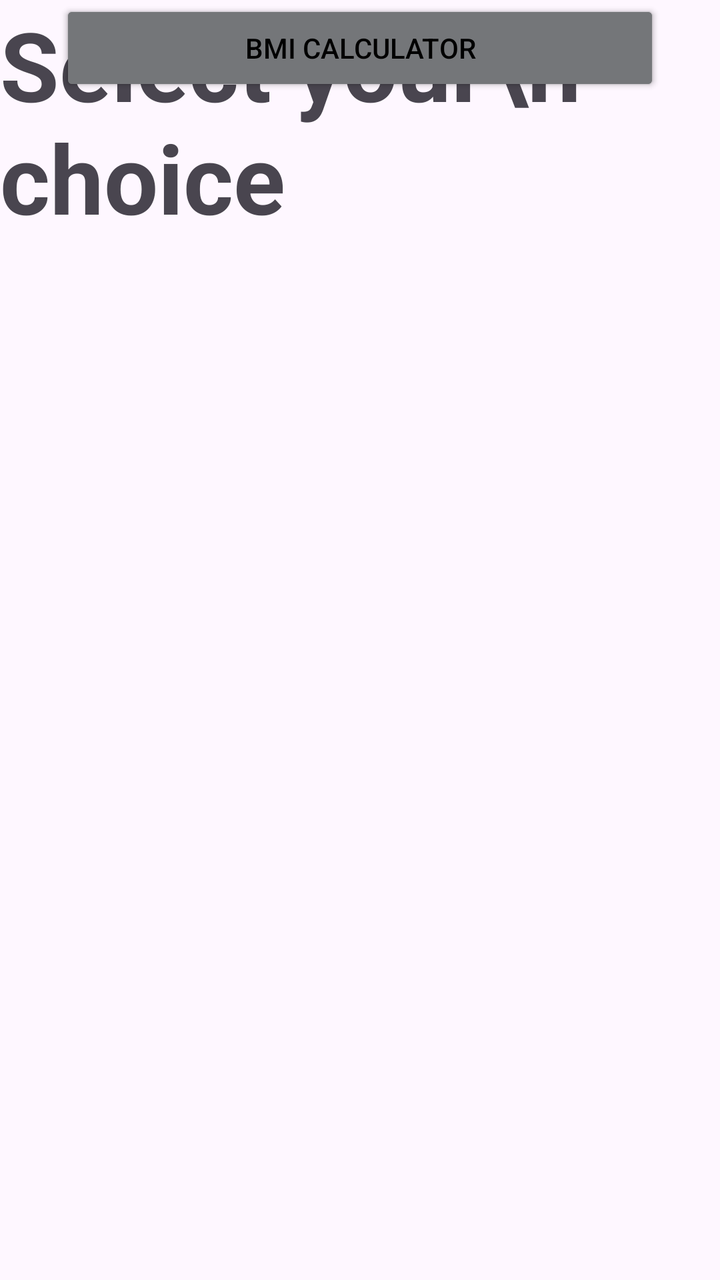
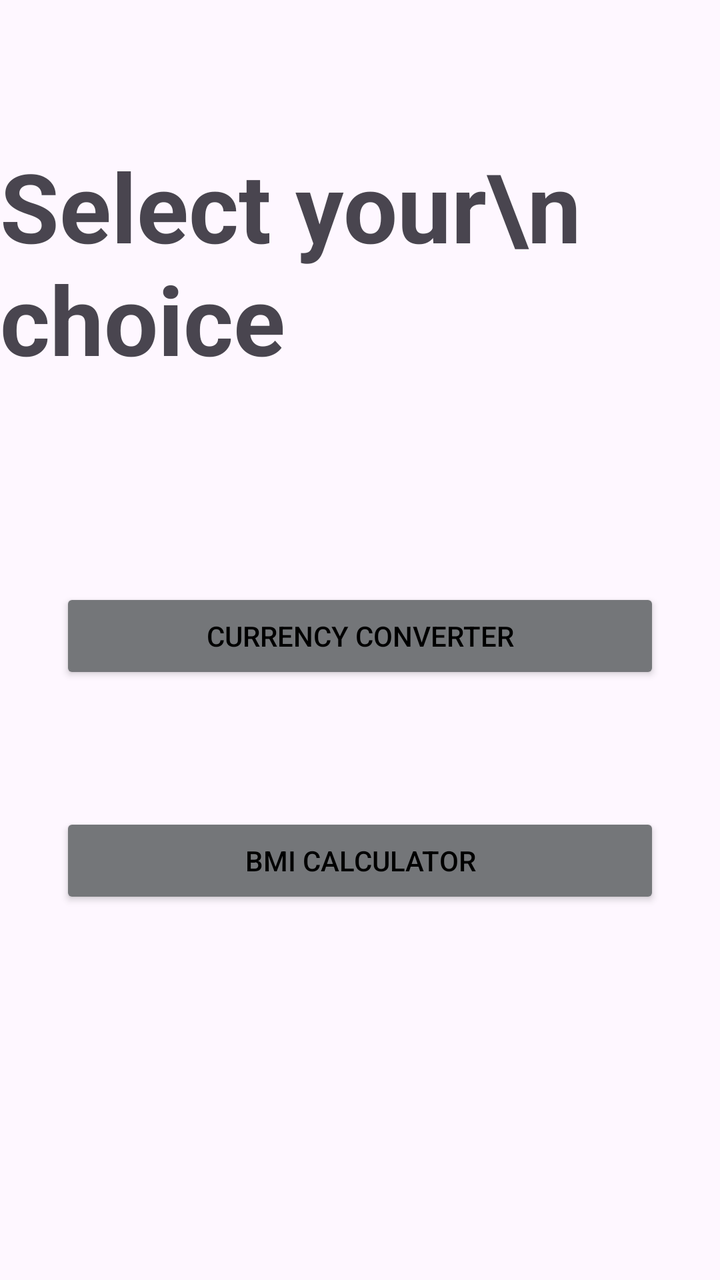

Before-and-after screenshots of an Android layout around one commit, followed by the original layout XML and the change that was made.
<!-- AndroidManifest.xml: application theme Theme.Task2 -->
<!-- res/layout/choice.xml -->
<?xml version="1.0" encoding="utf-8"?>
<androidx.constraintlayout.widget.ConstraintLayout xmlns:android="http://schemas.android.com/apk/res/android"
    xmlns:app="http://schemas.android.com/apk/res-auto"
    xmlns:tools="http://schemas.android.com/tools"
    android:id="@+id/main"
    android:layout_width="match_parent"
    android:layout_height="match_parent"
    tools:context=".get_started">

    <TextView
        android:id="@+id/textView"
        android:layout_width="wrap_content"
        android:layout_height="wrap_content"
        android:text="Select your\n    choice"
        android:textSize="48sp"
        android:textStyle="bold"
        tools:layout_editor_absoluteX="84dp"
        tools:layout_editor_absoluteY="76dp" />

    <Button
        android:id="@+id/button3"
        android:layout_width="match_parent"
        android:layout_height="wrap_content"
        android:backgroundTint="@color/material_dynamic_neutral50"
        android:text="CURRENCY CONVERTER"
        android:layout_marginLeft="30dp"
        android:layout_marginRight="30dp"
        android:textColor="@color/black"
        tools:layout_editor_absoluteX="103dp"
        tools:layout_editor_absoluteY="318dp" />

    <Button
        android:id="@+id/button4"
        android:layout_width="match_parent"
        android:layout_height="wrap_content"
        android:layout_marginLeft="30dp"
        android:layout_marginRight="30dp"
        android:backgroundTint="@color/material_dynamic_neutral50"
        android:text="BMI CALCULATOR"
        android:textColor="@color/black"
        tools:layout_editor_absoluteX="135dp"
        tools:layout_editor_absoluteY="466dp" />
</androidx.constraintlayout.widget.ConstraintLayout>
<!-- resources referenced by this layout -->
<resources>
  <color name="black">#FF000000</color>
  <style name="Theme.Task2" parent="Base.Theme.Task2" />
  <style name="Base.Theme.Task2" parent="Theme.Material3.DayNight.NoActionBar">
          
          
      </style>
</resources>

<!-- the commit's change to res/layout/choice.xml (unified diff, before → after) -->
@@ -14,8 +14,11 @@
         android:text="Select your\n    choice"
         android:textSize="48sp"
         android:textStyle="bold"
-        tools:layout_editor_absoluteX="84dp"
-        tools:layout_editor_absoluteY="76dp" />
+        app:layout_constraintBottom_toBottomOf="parent"
+        app:layout_constraintEnd_toEndOf="parent"
+        app:layout_constraintStart_toStartOf="parent"
+        app:layout_constraintTop_toTopOf="parent"
+        app:layout_constraintVertical_bias="0.136" />
 
     <Button
         android:id="@+id/button3"
@@ -26,18 +29,22 @@
         android:layout_marginLeft="30dp"
         android:layout_marginRight="30dp"
         android:textColor="@color/black"
-        tools:layout_editor_absoluteX="103dp"
-        tools:layout_editor_absoluteY="318dp" />
+        app:layout_constraintBottom_toBottomOf="parent"
+        app:layout_constraintTop_toBottomOf="@+id/textView"
+        app:layout_constraintVertical_bias="0.256"
+        tools:layout_editor_absoluteX="16dp" />
 
     <Button
         android:id="@+id/button4"
         android:layout_width="match_parent"
         android:layout_height="wrap_content"
-        android:layout_marginLeft="30dp"
-        android:layout_marginRight="30dp"
         android:backgroundTint="@color/material_dynamic_neutral50"
         android:text="BMI CALCULATOR"
         android:textColor="@color/black"
-        tools:layout_editor_absoluteX="135dp"
-        tools:layout_editor_absoluteY="466dp" />
+        android:layout_marginLeft="30dp"
+        android:layout_marginRight="30dp"
+        app:layout_constraintBottom_toBottomOf="parent"
+        app:layout_constraintTop_toBottomOf="@+id/button3"
+        app:layout_constraintVertical_bias="0.258"
+        tools:layout_editor_absoluteX="84dp" />
 </androidx.constraintlayout.widget.ConstraintLayout>
